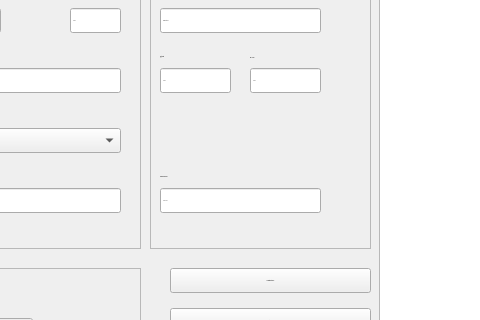
Qt form Telas/UI/tabCliente.ui (newprev/PrevCliente) before a commit; both pictures show x 614 to 1094 and y 162 to 482 of the 1178 by 611 pixel window.
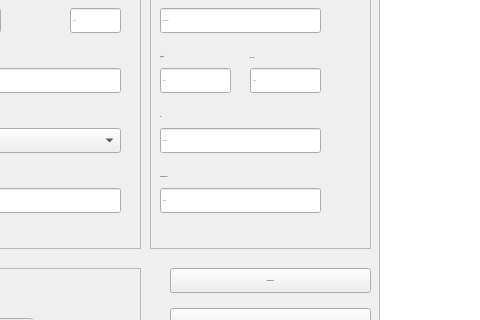
The same form after that commit. The open tabs and pages were chosen to show the change. Icons and pictures are not drawn.

```diff
--- a/Telas/UI/tabCliente.ui
+++ b/Telas/UI/tabCliente.ui
@@ -1970,7 +1970,7 @@
            <number>9</number>
           </property>
           <property name="placeholderText">
-           <string>12345-789</string>
+           <string>Senha</string>
           </property>
          </widget>
          <widget class="QLabel" name="lbCep_3">
@@ -1986,6 +1986,35 @@
            <string>Senha Meu INSS</string>
           </property>
          </widget>
+         <widget class="QLabel" name="lbPix">
+          <property name="geometry">
+           <rect>
+            <x>10</x>
+            <y>150</y>
+            <width>141</width>
+            <height>17</height>
+           </rect>
+          </property>
+          <property name="text">
+           <string>Pix</string>
+          </property>
+         </widget>
+         <widget class="QLineEdit" name="lePix">
+          <property name="geometry">
+           <rect>
+            <x>10</x>
+            <y>170</y>
+            <width>161</width>
+            <height>25</height>
+           </rect>
+          </property>
+          <property name="maxLength">
+           <number>9</number>
+          </property>
+          <property name="placeholderText">
+           <string>Aa12-#$</string>
+          </property>
+         </widget>
         </widget>
         <zorder>frInfoBancarias</zorder>
         <zorder>pbCarregaCnis</zorder>
```
Left out of the diff: 12 changed lines with no effect on the pictures.
